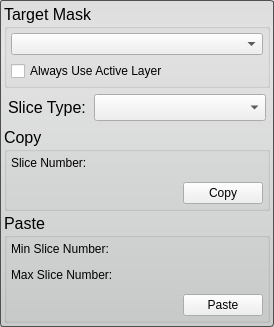
Before: the Qt Designer form src/Interface/ToolInterface/ClipboardToolInterface.ui in SCIInstitute/Seg3D, drawn with Qt 5.
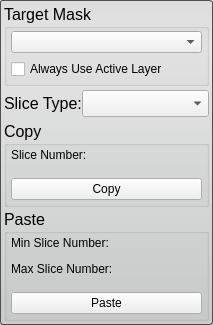
After: the same form once the commit is applied. Custom widgets are drawn as their Qt base class.

Patch:
```diff
--- a/src/Interface/ToolInterface/ClipboardToolInterface.ui
+++ b/src/Interface/ToolInterface/ClipboardToolInterface.ui
@@ -6,8 +6,8 @@
    <rect>
     <x>0</x>
     <y>0</y>
-    <width>274</width>
-    <height>327</height>
+    <width>213</width>
+    <height>325</height>
    </rect>
   </property>
   <property name="font">
@@ -38,7 +38,16 @@
       <string>Target Mask</string>
      </property>
      <layout class="QVBoxLayout" name="verticalLayout_4">
-      <property name="margin">
+      <property name="leftMargin">
+       <number>4</number>
+      </property>
+      <property name="topMargin">
+       <number>2</number>
+      </property>
+      <property name="rightMargin">
+       <number>4</number>
+      </property>
+      <property name="bottomMargin">
        <number>4</number>
       </property>
       <item>
@@ -80,12 +89,19 @@
     </widget>
    </item>
    <item>
-    <layout class="QHBoxLayout" name="horizontalLayout" stretch="1,2">
+    <widget class="QWidget" name="widget_4" native="true">
+     <property name="minimumSize">
+      <size>
+       <width>0</width>
+       <height>30</height>
+      </size>
+     </property>
+     <layout class="QHBoxLayout" name="horizontalLayout_3" stretch="1,2">
      <property name="spacing">
       <number>0</number>
      </property>
      <property name="margin">
-      <number>4</number>
+       <number>0</number>
      </property>
      <item>
       <widget class="QLabel" name="label">
@@ -98,6 +114,7 @@
       <widget class="QComboBox" name="slice_type_"/>
      </item>
     </layout>
+    </widget>
    </item>
    <item>
     <widget class="QGroupBox" name="copy_groupbox_">
@@ -105,9 +122,18 @@
       <string>Copy</string>
      </property>
      <layout class="QVBoxLayout" name="verticalLayout_5">
-      <property name="margin">
+      <property name="leftMargin">
        <number>4</number>
       </property>
+      <property name="topMargin">
+       <number>2</number>
+      </property>
+      <property name="rightMargin">
+       <number>4</number>
+      </property>
+      <property name="bottomMargin">
+       <number>0</number>
+      </property>
       <item>
        <widget class="QLabel" name="label_2">
         <property name="text">
@@ -119,20 +145,20 @@
        <widget class="QtUtils::QtSliderIntCombo" name="copy_slice_number_" native="true"/>
       </item>
       <item>
-       <layout class="QHBoxLayout" name="horizontalLayout_3">
-        <item>
-         <spacer name="horizontalSpacer">
-          <property name="orientation">
-           <enum>Qt::Horizontal</enum>
-          </property>
-          <property name="sizeHint" stdset="0">
+       <widget class="QWidget" name="widget_3" native="true">
+        <property name="minimumSize">
            <size>
-            <width>40</width>
-            <height>20</height>
-           </size>
-          </property>
-         </spacer>
-        </item>
+          <width>0</width>
+          <height>30</height>
+         </size>
+        </property>
+        <layout class="QHBoxLayout" name="horizontalLayout_5">
+         <property name="spacing">
+          <number>0</number>
+         </property>
+         <property name="margin">
+          <number>0</number>
+         </property>
         <item>
          <widget class="QPushButton" name="copy_button_">
           <property name="text">
@@ -141,6 +167,7 @@
          </widget>
         </item>
        </layout>
+       </widget>
       </item>
      </layout>
     </widget>
@@ -165,10 +192,22 @@
      <property name="flat">
       <bool>false</bool>
      </property>
-     <layout class="QVBoxLayout" name="verticalLayout_3">
-      <property name="margin">
+     <layout class="QVBoxLayout" name="verticalLayout">
+      <property name="spacing">
+       <number>6</number>
+      </property>
+      <property name="leftMargin">
        <number>4</number>
       </property>
+      <property name="topMargin">
+       <number>2</number>
+      </property>
+      <property name="rightMargin">
+       <number>4</number>
+      </property>
+      <property name="bottomMargin">
+       <number>0</number>
+      </property>
       <item>
        <widget class="QLabel" name="label_3">
         <property name="text">
@@ -190,20 +229,20 @@
        <widget class="QtUtils::QtSliderIntCombo" name="paste_slice_number_max_" native="true"/>
       </item>
       <item>
+       <widget class="QWidget" name="widget_2" native="true">
+        <property name="minimumSize">
+         <size>
+          <width>0</width>
+          <height>30</height>
+         </size>
+        </property>
        <layout class="QHBoxLayout" name="horizontalLayout_4">
-        <item>
-         <spacer name="horizontalSpacer_2">
-          <property name="orientation">
-           <enum>Qt::Horizontal</enum>
-          </property>
-          <property name="sizeHint" stdset="0">
-           <size>
-            <width>40</width>
-            <height>20</height>
-           </size>
-          </property>
-         </spacer>
-        </item>
+         <property name="spacing">
+          <number>0</number>
+         </property>
+         <property name="margin">
+          <number>0</number>
+         </property>
         <item>
          <widget class="QPushButton" name="paste_button_">
           <property name="text">
@@ -212,6 +251,7 @@
          </widget>
         </item>
        </layout>
+       </widget>
       </item>
      </layout>
     </widget>
```
Lines whose indentation alone changed are shown as unchanged.
